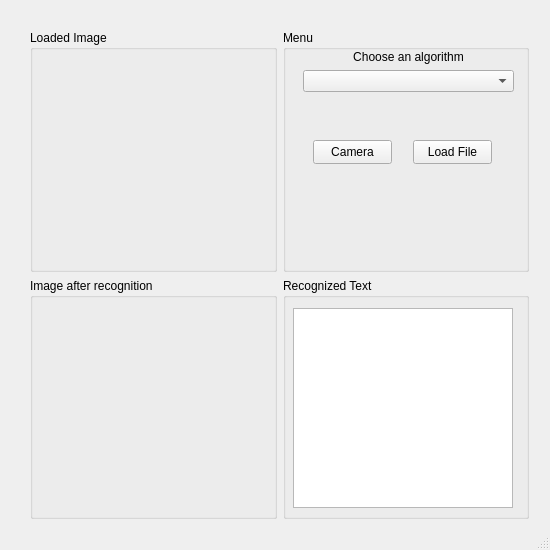
Above: gui/MainWindow.ui from 218478/VariousMLTforOCR before the change. Below: the same form after it.
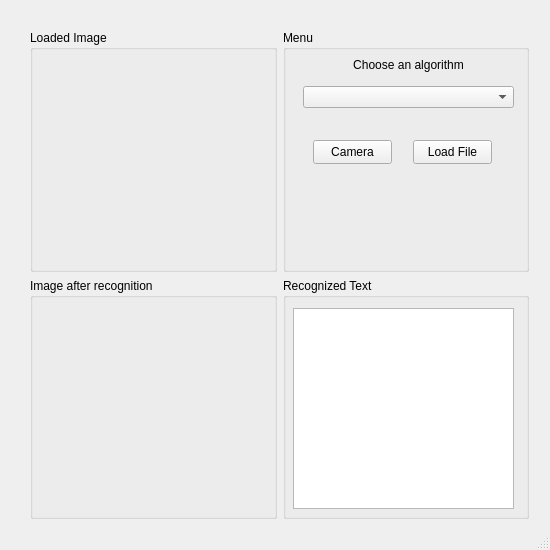
That is the form after the change.

What changed in the file:
```diff
--- a/gui/MainWindow.ui
+++ b/gui/MainWindow.ui
@@ -2,6 +2,14 @@
 <ui version="4.0">
  <class>MainWindow</class>
  <widget class="QMainWindow" name="MainWindow">
+  <property name="geometry">
+   <rect>
+    <x>0</x>
+    <y>0</y>
+    <width>550</width>
+    <height>550</height>
+   </rect>
+  </property>
   <property name="sizePolicy">
    <sizepolicy hsizetype="Fixed" vsizetype="Fixed">
     <horstretch>0</horstretch>
@@ -24,7 +32,7 @@
    <string>Various Machine Learning Techniques for OCR</string>
   </property>
   <widget class="QWidget" name="centralwidget">
-   <widget class="QWidget" name="">
+   <widget class="QWidget" name="layoutWidget">
     <property name="geometry">
      <rect>
       <x>30</x>
@@ -86,13 +94,13 @@
          <string>Camera</string>
         </property>
        </widget>
-       <widget class="QWidget" name="">
+       <widget class="QWidget" name="layoutWidget">
         <property name="geometry">
          <rect>
           <x>20</x>
           <y>20</y>
           <width>211</width>
-          <height>42</height>
+          <height>58</height>
          </rect>
         </property>
         <layout class="QVBoxLayout" name="verticalLayout">
@@ -156,21 +164,15 @@
        <property name="title">
         <string>Recognized Text</string>
        </property>
-       <widget class="QTextBrowser" name="textBrowser">
+       <widget class="QTextEdit" name="textEdit">
         <property name="geometry">
          <rect>
           <x>10</x>
           <y>30</y>
-          <width>220</width>
-          <height>200</height>
+          <width>221</width>
+          <height>201</height>
          </rect>
         </property>
-        <property name="minimumSize">
-         <size>
-          <width>220</width>
-          <height>200</height>
-         </size>
-        </property>
        </widget>
       </widget>
      </item>
```
Left out of the diff: 6 changed lines with no effect on the pictures.
